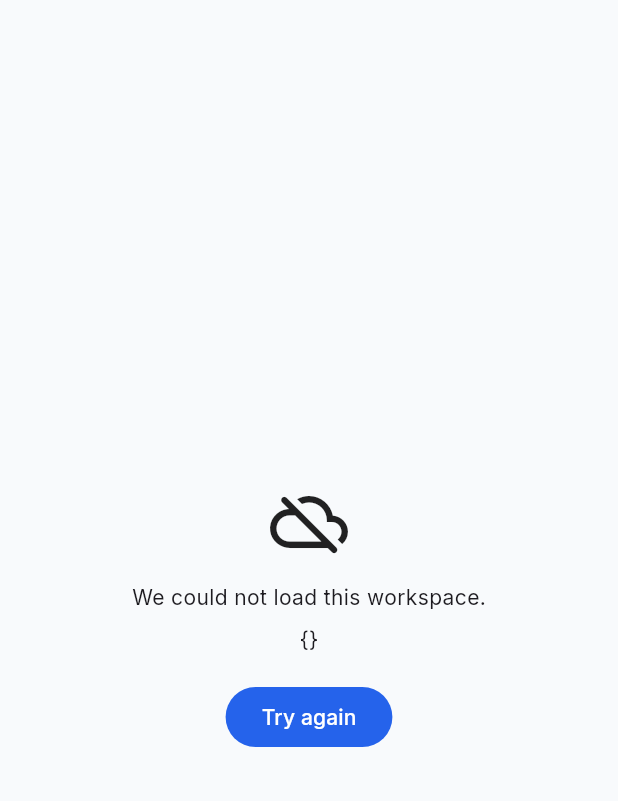
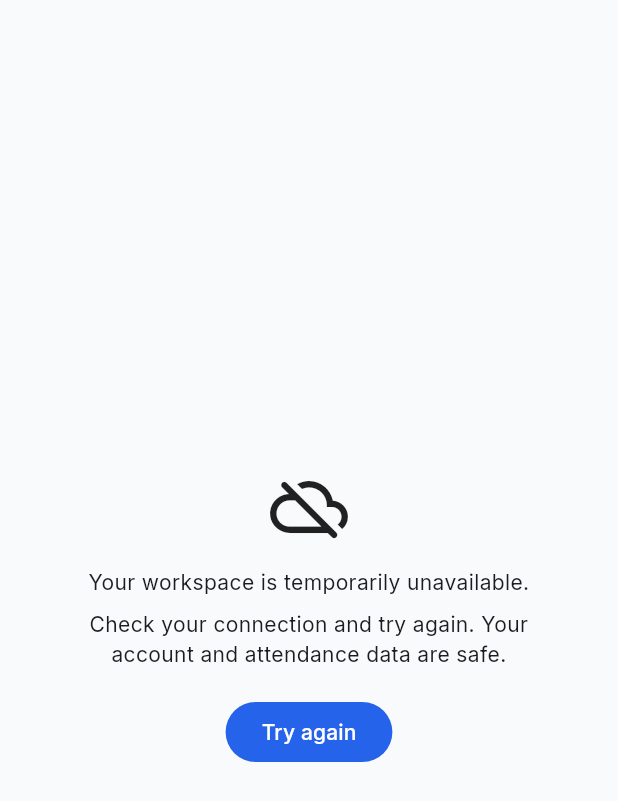
Before and after one commit to ravirajjavvadhi/attendance-management-system, a Flutter app: the _DashboardError widget shown alone on an empty page, opened directly with empty values, on a phone screen of 412 x 824 dp. Shown: the top 801 px of the screen. Run offline on Flutter 3.47's test engine with Material 3 defaults, Android fonts, the phone set to English and light mode, and no system bars; our stand-ins replace dio, flutter_local_notifications, flutter_riverpod, go_router, google_fonts, hive_flutter and 1 more; accounts and stored records are empty.

Commit message:
Build production APK and soften workspace failures

```diff
--- a/eduflow_one/lib/features/dashboard/role_dashboard_screen.dart
+++ b/eduflow_one/lib/features/dashboard/role_dashboard_screen.dart
@@ -601,12 +601,9 @@ class _DashboardError extends StatelessWidget {
           child: Column(mainAxisSize: MainAxisSize.min, children: [
             const Icon(Icons.cloud_off_rounded, size: 52),
             const SizedBox(height: 14),
-            const Text('We could not load this workspace.'),
+            const Text('Your workspace is temporarily unavailable.', textAlign: TextAlign.center),
             const SizedBox(height: 8),
-            Text(error.toString(),
-                textAlign: TextAlign.center,
-                maxLines: 2,
-                overflow: TextOverflow.ellipsis),
+            const Text('Check your connection and try again. Your account and attendance data are safe.', textAlign: TextAlign.center),
             const SizedBox(height: 18),
             FilledButton(onPressed: onRetry, child: const Text('Try again'))
           ])));
```
Also changed, not shown: 1 other file.
